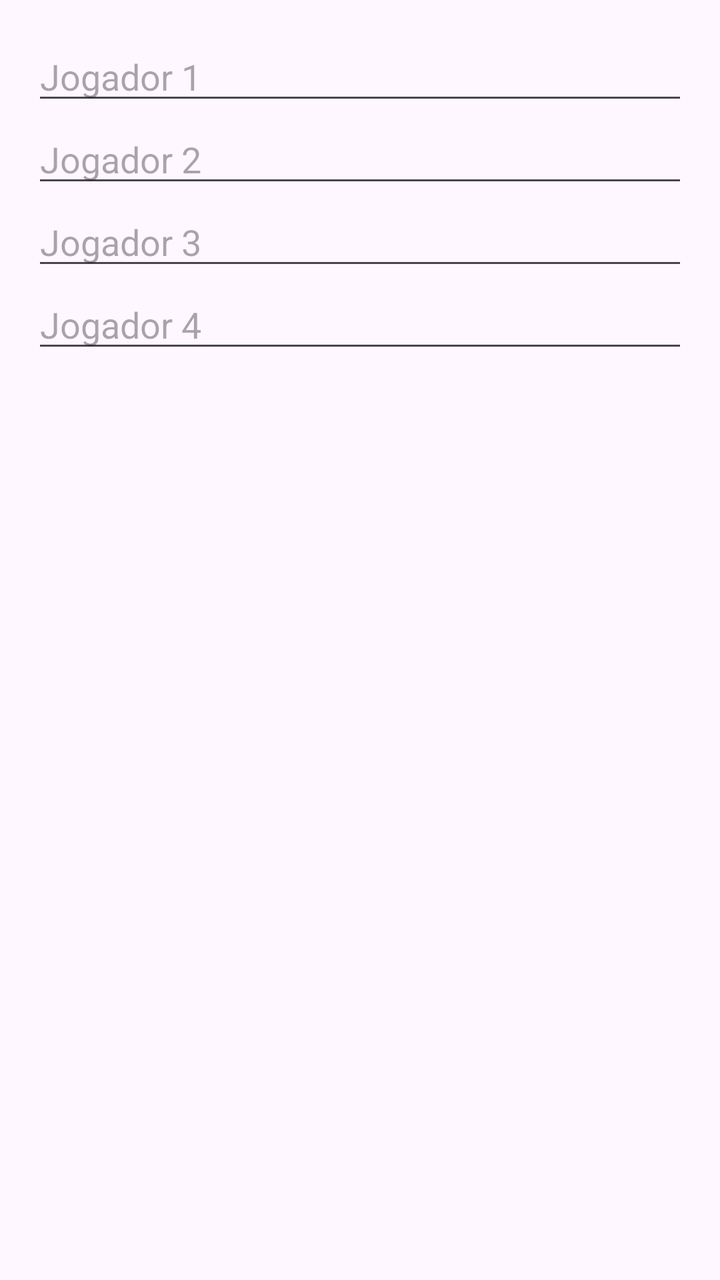
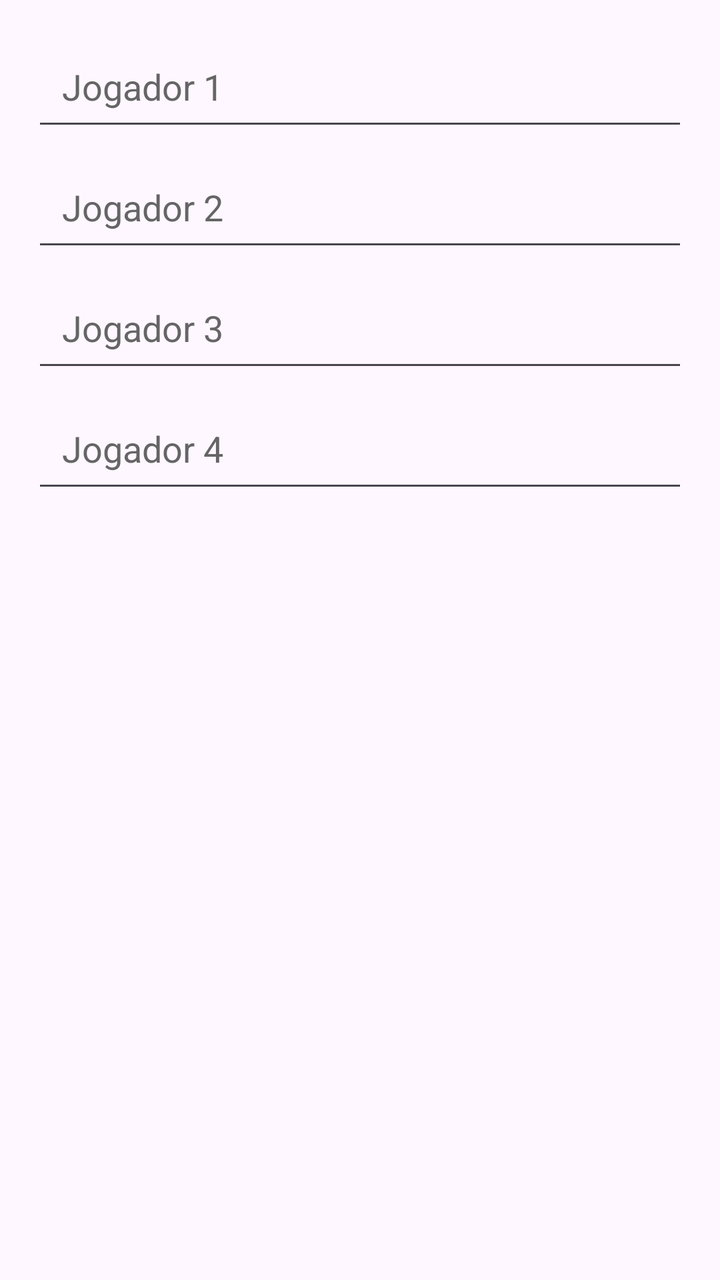

Screens rendered from an Android XML layout before and after an edit, with the pre-edit source and the edit as a unified diff.
<!-- AndroidManifest.xml: application theme Theme.Cacheta -->
<!-- res/layout/box_iniciar_partida.xml -->
<?xml version="1.0" encoding="utf-8"?>
<LinearLayout xmlns:android="http://schemas.android.com/apk/res/android"
    android:layout_width="match_parent"
    android:layout_height="wrap_content"
    android:orientation="vertical"
    android:padding="16dp">

    <EditText
        android:id="@+id/inputPlayer1"
        android:layout_width="match_parent"
        android:layout_height="wrap_content"
        android:hint="Jogador 1"
        style="@style/Widget.AppCompat.EditText"/>

    <EditText
        android:id="@+id/inputPlayer2"
        android:layout_width="match_parent"
        android:layout_height="wrap_content"
        android:hint="Jogador 2"
        style="@style/Widget.AppCompat.EditText"/>

    <EditText
        android:id="@+id/inputPlayer3"
        android:layout_width="match_parent"
        android:layout_height="wrap_content"
        android:hint="Jogador 3"
        style="@style/Widget.AppCompat.EditText"/>

    <EditText
        android:id="@+id/inputPlayer4"
        android:layout_width="match_parent"
        android:layout_height="wrap_content"
        android:hint="Jogador 4"
        style="@style/Widget.AppCompat.EditText"/>

</LinearLayout>
<!-- resources referenced by this layout -->
<resources>
  <style name="Theme.Cacheta" parent="Base.Theme.Cacheta" />
  <style name="Base.Theme.Cacheta" parent="Theme.Material3.DayNight.NoActionBar">
          
          
      </style>
</resources>

<!-- the commit's change to res/layout/box_iniciar_partida.xml (unified diff, before → after) -->
@@ -9,28 +9,44 @@
         android:id="@+id/inputPlayer1"
         android:layout_width="match_parent"
         android:layout_height="wrap_content"
+        android:layout_marginBottom="6dp"
+        android:padding="15dp"
         android:hint="Jogador 1"
+        android:textColorHint="#D94B4B4B"
+        android:textColor="@color/black"
         style="@style/Widget.AppCompat.EditText"/>
 
     <EditText
         android:id="@+id/inputPlayer2"
         android:layout_width="match_parent"
         android:layout_height="wrap_content"
+        android:layout_marginBottom="6dp"
+        android:padding="15dp"
         android:hint="Jogador 2"
+        android:textColorHint="#D94B4B4B"
+        android:textColor="@color/black"
         style="@style/Widget.AppCompat.EditText"/>
 
     <EditText
         android:id="@+id/inputPlayer3"
         android:layout_width="match_parent"
         android:layout_height="wrap_content"
+        android:layout_marginBottom="6dp"
+        android:padding="15dp"
         android:hint="Jogador 3"
+        android:textColorHint="#D94B4B4B"
+        android:textColor="@color/black"
         style="@style/Widget.AppCompat.EditText"/>
 
     <EditText
         android:id="@+id/inputPlayer4"
         android:layout_width="match_parent"
         android:layout_height="wrap_content"
+        android:layout_marginBottom="6dp"
+        android:padding="15dp"
         android:hint="Jogador 4"
+        android:textColorHint="#D94B4B4B"
+        android:textColor="@color/black"
         style="@style/Widget.AppCompat.EditText"/>
 
 </LinearLayout>
<!-- resource entries referenced after the edit -->
@@ -1,9 +1,10 @@
 <!-- resources referenced by this layout -->
 <resources>
-  <style name="Theme.Cacheta" parent="Base.Theme.Cacheta" />
-  <style name="Base.Theme.Cacheta" parent="Theme.Material3.DayNight.NoActionBar">
-          
-          
+  <color name="black">#FF000000</color>
+  <style name="Theme.Cacheta" parent="Theme.Material3.DayNight.NoActionBar">
+          <item name="android:forceDarkAllowed">false</item>
+          <item name="android:textColor">@color/white</item> 
       </style>
+  <color name="white">#FFFFFFFF</color>
 </resources>
 
